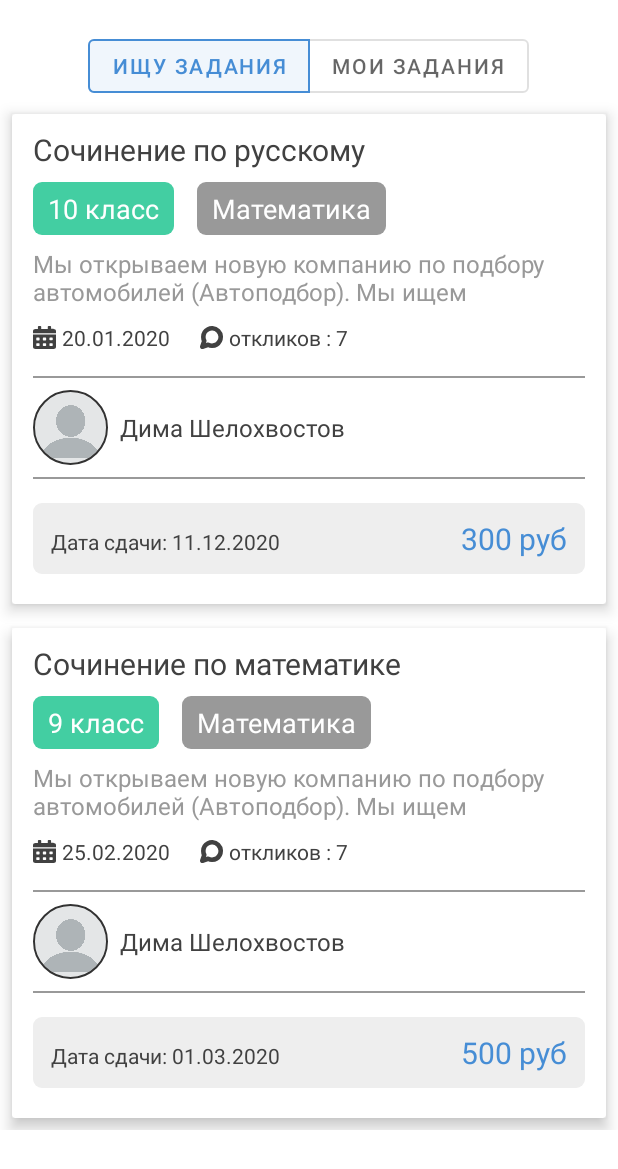
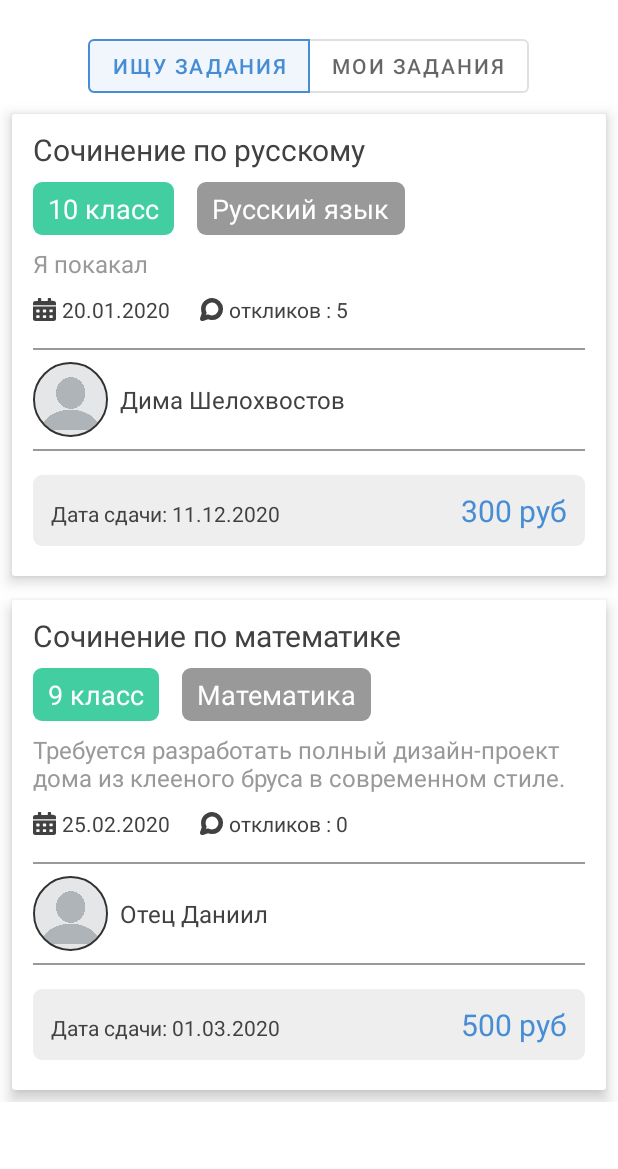
Before and after one commit to NewGameStudio/CommunityApp, an Android app: the FreelanceFragment screen opened through its navigation route, on a phone screen of 412 x 824 dp. Shown: the top 1169 px of the screen. Run offline under Robolectric (Android 15) with nearby library versions, the light colour scheme and no system bars; our stand-ins replace CircleImageView, navigation-ui.

Commit message:
finish freelance task entity and task card view

```diff
--- a/app/src/main/java/com/example/communityapp/Adapter/FreelanceTaskAdapter.java
+++ b/app/src/main/java/com/example/communityapp/Adapter/FreelanceTaskAdapter.java
@@ -12,6 +12,8 @@ import com.example.communityapp.Entities.FreelanceTaskEntity;
 import com.example.communityapp.R;
 import com.example.communityapp.Utils.DateUtil;
 
+import org.w3c.dom.Text;
+
 import java.util.ArrayList;
 import java.util.List;
 
@@ -21,19 +23,27 @@ public class FreelanceTaskAdapter extends RecyclerView.Adapter<FreelanceTaskAdap
     public static class FreelanceTaskViewHolder extends RecyclerView.ViewHolder {
 
         public TextView taskTitle;
+        public TextView taskDescription;
         public TextView taskPublDate;
         public TextView taskExpLeft;
         public TextView taskClass;
+        public TextView taskSubject;
         public TextView taskPrice;
+        public TextView taskOwnerName;
+        public TextView taskResponses;
 
         public FreelanceTaskViewHolder(@NonNull View itemView) {
             super(itemView);
 
-            taskTitle = itemView.findViewById(R.id.freelance_task_title);
-            taskPublDate = itemView.findViewById(R.id.freelance_task_publ_date);
-            taskExpLeft = itemView.findViewById(R.id.freelance_task_exp_left);
-            taskClass = itemView.findViewById(R.id.freelance_task_class);
-            taskPrice = itemView.findViewById(R.id.freelance_task_price);
+            taskTitle = itemView.findViewById(R.id.task_title);
+            taskDescription = itemView.findViewById(R.id.task_description);
+            taskPublDate = itemView.findViewById(R.id.task_public_date);
+            taskExpLeft = itemView.findViewById(R.id.task_exp_left);
+            taskClass = itemView.findViewById(R.id.task_class);
+            taskSubject = itemView.findViewById(R.id.task_subject);
+            taskPrice = itemView.findViewById(R.id.task_price);
+            taskOwnerName = itemView.findViewById(R.id.task_owner_name);
+            taskResponses = itemView.findViewById(R.id.task_responses);
         }
     }
 
@@ -57,10 +67,14 @@ public class FreelanceTaskAdapter extends RecyclerView.Adapter<FreelanceTaskAdap
         FreelanceTaskEntity currentTask = tasks.get(position);
 
         holder.taskTitle.setText(currentTask.getTitle());
+        holder.taskDescription.setText(currentTask.getDescription());
         holder.taskPublDate.setText(DateUtil.standardDateToString(currentTask.getPublicationDate()));
         holder.taskExpLeft.setText(("Дата сдачи: " + DateUtil.standardDateToString(currentTask.getExpirationDate())));
         holder.taskClass.setText(Integer.toString(currentTask.getClassIndex()) + " класс");
+        holder.taskSubject.setText(currentTask.getSubjectName());
         holder.taskPrice.setText(Integer.toString(currentTask.getPrice()) + " руб");
+        holder.taskOwnerName.setText(currentTask.getTaskOwner().getUsername());
+        holder.taskResponses.setText("откликов : " + currentTask.getResponsesCount());
     }
 
     @Override
--- a/app/src/main/java/com/example/communityapp/Controllers/FreelanceTasksController.java
+++ b/app/src/main/java/com/example/communityapp/Controllers/FreelanceTasksController.java
@@ -1,6 +1,9 @@
 package com.example.communityapp.Controllers;
 
+import android.graphics.BitmapFactory;
+
 import com.example.communityapp.Entities.FreelanceTaskEntity;
+import com.example.communityapp.Entities.UserEntity;
 import com.example.communityapp.Utils.DateUtil;
 
 import java.util.ArrayList;
@@ -10,21 +13,48 @@ public class FreelanceTasksController {
 
     public static List<FreelanceTaskEntity> findAvailableTasks() {
 
+        UserEntity user1 = new UserEntity();
+        user1.setUsername("Дима Шелохвостов");
+        user1.setDescription("Дебик");
+
+        UserEntity user2 = new UserEntity();
+        user2.setUsername("Отец Даниил");
+        user2.setDescription("Не дебик");
+
         FreelanceTaskEntity task1 = new FreelanceTaskEntity();
         task1.setTitle("Сочинение по русскому");
+        task1.setDescription("Я покакал");
         task1.setPrice(300);
         task1.setClassIndex(10);
         task1.setSubjectName("Русский язык");
         task1.setPublicationDate(DateUtil.toDateStandard("20.01.2020"));
         task1.setExpirationDate(DateUtil.toDateStandard("11.12.2020"));
+        task1.setResponsesCount(5);
+        task1.setTaskOwner(user1);
 
         FreelanceTaskEntity task2 = new FreelanceTaskEntity();
         task2.setTitle("Сочинение по математике");
+        task2.setDescription("Требуется разработать полный дизайн-проект \n" +
+                "дома из клееного бруса в современном стиле.\n" +
+                "Состав проекта ниже. \n" +
+                "Без опыта с домами из клееного бруса не \n" +
+                "обращайтесь. Присылайте примеры \n" +
+                "выполненных работ домов в клееном брусе.\n" +
+                "\n" +
+                "СОСТАВ ПРОЕКТА: \n" +
+                "\n" +
+                "Раздел 1: \n" +
+                "-план организации пространства с указанием \n" +
+                "наименований помещений и их площадей\n" +
+                "Раздел 2: \n" +
+                "-принципиальная схема силовой и слаботочной\n" +
+                " электросетей;\n");
         task2.setPrice(500);
         task2.setClassIndex(9);
         task2.setSubjectName("Математика");
         task2.setPublicationDate(DateUtil.toDateStandard("25.02.2020"));
         task2.setExpirationDate(DateUtil.toDateStandard("01.03.2020"));
+        task2.setTaskOwner(user2);
 
         ArrayList<FreelanceTaskEntity> freelanceTasks = new ArrayList<>();
         freelanceTasks.add(task1);
--- a/app/src/main/java/com/example/communityapp/Entities/FreelanceTaskEntity.java
+++ b/app/src/main/java/com/example/communityapp/Entities/FreelanceTaskEntity.java
@@ -7,11 +7,13 @@ import java.util.Date;
 public class FreelanceTaskEntity {
 
     private String title;
+    private String description;
     private int price;
     private int classIndex;
     private String subjectName;
     private Date publicationDate;
     private Date expirationDate;
+    private int responsesCount;
     private UserEntity taskOwner;
 
     public String getTitle() {
@@ -20,6 +22,14 @@ public class FreelanceTaskEntity {
 
     public void setTitle(String title) {
         this.title = title;
+    }
+
+    public String getDescription() {
+        return description;
+    }
+
+    public void setDescription(String description) {
+        this.description = description;
     }
 
     public int getPrice() {
@@ -62,6 +72,14 @@ public class FreelanceTaskEntity {
         this.expirationDate = expirationDate;
     }
 
+    public int getResponsesCount() {
+        return responsesCount;
+    }
+
+    public void setResponsesCount(int responsesCount) {
+        this.responsesCount = responsesCount;
+    }
+
     public UserEntity getTaskOwner() {
         return taskOwner;
     }
--- a/app/src/main/res/layout/freelance_task_card_view.xml
+++ b/app/src/main/res/layout/freelance_task_card_view.xml
@@ -20,7 +20,7 @@
         android:clipChildren="false">
 
         <TextView
-            android:id="@+id/freelance_task_title"
+            android:id="@+id/task_title"
             android:layout_width="wrap_content"
             android:layout_height="wrap_content"
             android:text="Название задачи"
@@ -33,7 +33,7 @@
             android:layout_marginVertical="8dp">
 
             <TextView
-                android:id="@+id/freelance_task_class"
+                android:id="@+id/task_class"
                 android:layout_width="wrap_content"
                 android:layout_height="wrap_content"
                 android:paddingVertical="5dp"
@@ -46,6 +46,7 @@
                 android:backgroundTintMode="add"/>
 
             <TextView
+                android:id="@+id/task_subject"
                 android:layout_width="wrap_content"
                 android:layout_height="wrap_content"
                 android:paddingVertical="5dp"
@@ -61,6 +62,7 @@
         </LinearLayout>
 
         <TextView
+            android:id="@+id/task_description"
             android:layout_width="match_parent"
             android:layout_height="wrap_content"
             android:text="Мы открываем новую компанию по подбору
@@ -82,7 +84,7 @@
                 android:src="@drawable/ic_calendar"/>
 
             <TextView
-                android:id="@+id/freelance_task_publ_date"
+                android:id="@+id/task_public_date"
                 android:layout_width="wrap_content"
                 android:layout_height="wrap_content"
                 android:layout_marginLeft="4dp"
@@ -97,6 +99,7 @@
                 android:src="@drawable/ic_otkliki"/>
 
             <TextView
+                android:id="@+id/task_responses"
                 android:layout_width="wrap_content"
                 android:layout_height="wrap_content"
                 android:layout_marginStart="4dp"
@@ -132,6 +135,7 @@
                     app:civ_border_color="@color/colorLightBlack"/>
 
                 <TextView
+                    android:id="@+id/task_owner_name"
                     android:layout_width="wrap_content"
                     android:layout_height="wrap_content"
                     android:layout_gravity="center"
@@ -161,7 +165,7 @@
             android:orientation="horizontal">
 
             <TextView
-                android:id="@+id/freelance_task_exp_left"
+                android:id="@+id/task_exp_left"
                 android:layout_width="wrap_content"
                 android:layout_height="wrap_content"
                 android:text="Срок выполнения 30 дней"
@@ -174,7 +178,7 @@
                 android:layout_weight="1"/>
 
             <TextView
-                android:id="@+id/freelance_task_price"
+                android:id="@+id/task_price"
                 android:layout_width="wrap_content"
                 android:layout_height="wrap_content"
                 android:text="500 руб"
```
